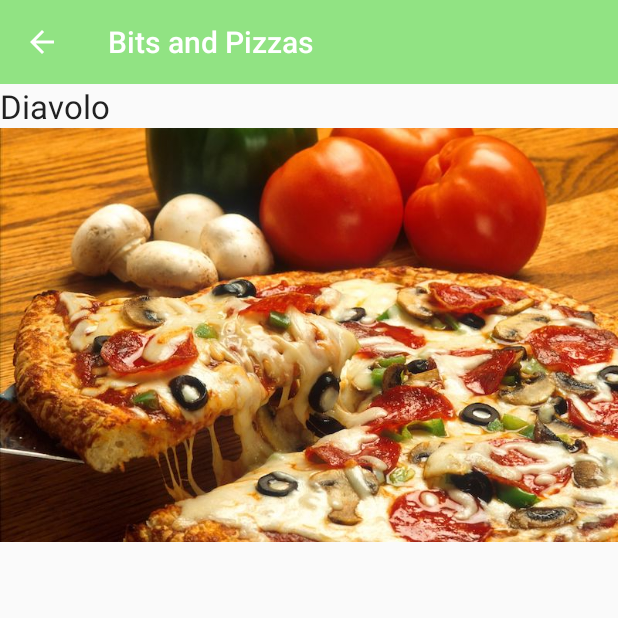
After one commit to rhaydar/BitsAndPizzas, an Android app: the PizzaDetailActivity screen opened directly, with no data from a screen before it, on a phone screen of 412 x 824 dp, the top half of it. The commit adds this screen. Run offline under Robolectric (Android 15) with nearby library versions, the phone set to English and light mode, and no system bars; 1 statement that could not run was skipped.

Commit message:
Ch. 13: Add detailed view of pizzas.
Clicking on a pizza in the list of pizzas will open a detailed
view of the pizza. For now, it's just the name of the pizza,
and the image of the pizza, but bigger.

```diff
--- /dev/null
+++ b/app/src/main/java/com/hfad/bitsandpizzas/PizzaDetailActivity.java
@@ -0,0 +1,37 @@
+package com.hfad.bitsandpizzas;
+
+import android.os.Bundle;
+import android.widget.ImageView;
+import android.widget.TextView;
+
+import androidx.appcompat.app.ActionBar;
+import androidx.appcompat.app.AppCompatActivity;
+import androidx.appcompat.widget.Toolbar;
+import androidx.core.content.ContextCompat;
+
+public class PizzaDetailActivity extends AppCompatActivity {
+
+    public static final String EXTRA_PIZZA_ID = "pizzaId";
+
+    @Override
+    protected void onCreate(Bundle savedInstanceState) {
+        super.onCreate(savedInstanceState);
+        setContentView(R.layout.activity_pizza_detail);
+
+        /* Set the toolbar as the activity's app bar. */
+        Toolbar toolbar = findViewById(R.id.toolbar);
+        setSupportActionBar(toolbar);
+        ActionBar actionBar = getSupportActionBar();
+        actionBar.setDisplayHomeAsUpEnabled(true);
+
+        /* Display details of the pizza. */
+        int pizzaId = (Integer)getIntent().getExtras().get(EXTRA_PIZZA_ID);
+        String pizzaName = Pizza.pizzas[pizzaId].getName();
+        TextView textView = findViewById(R.id.pizza_text);
+        textView.setText(pizzaName);
+        int pizzaImage = Pizza.pizzas[pizzaId].getImageResourceId();
+        ImageView imageView = (ImageView)findViewById(R.id.pizza_image);
+        imageView.setImageDrawable(ContextCompat.getDrawable(this, pizzaImage));
+        imageView.setContentDescription(pizzaName);
+    }
+}
--- /dev/null
+++ b/app/src/main/res/layout/activity_pizza_detail.xml
@@ -0,0 +1,26 @@
+<?xml version="1.0" encoding="utf-8"?>
+<LinearLayout
+    xmlns:android="http://schemas.android.com/apk/res/android"
+    xmlns:tools="http://schemas.android.com/tools"
+    android:layout_width="match_parent"
+    android:layout_height="match_parent"
+    android:orientation="vertical"
+    tools:context="com.hfad.bitsandpizzas.PizzaDetailActivity">
+
+    <include
+        layout="@layout/toolbar_main"
+        android:id="@+id/toolbar"/>
+
+    <TextView
+        android:id="@+id/pizza_text"
+        android:layout_width="wrap_content"
+        android:layout_height="wrap_content"
+        android:textAppearance="?android:attr/textAppearanceLarge"/>
+
+    <ImageView
+        android:id="@+id/pizza_image"
+        android:layout_width="match_parent"
+        android:layout_height="wrap_content"
+        android:adjustViewBounds="true"/>
+
+  </LinearLayout>
```
Also changed, not shown: app/src/main/AndroidManifest.xml (+7 -4 lines), app/src/main/java/com/hfad/bitsandpizzas/CaptionedImagesAdapter.java (+20 -1 lines), app/src/main/java/com/hfad/bitsandpizzas/PizzaFragment.java (+9 -0 lines).
